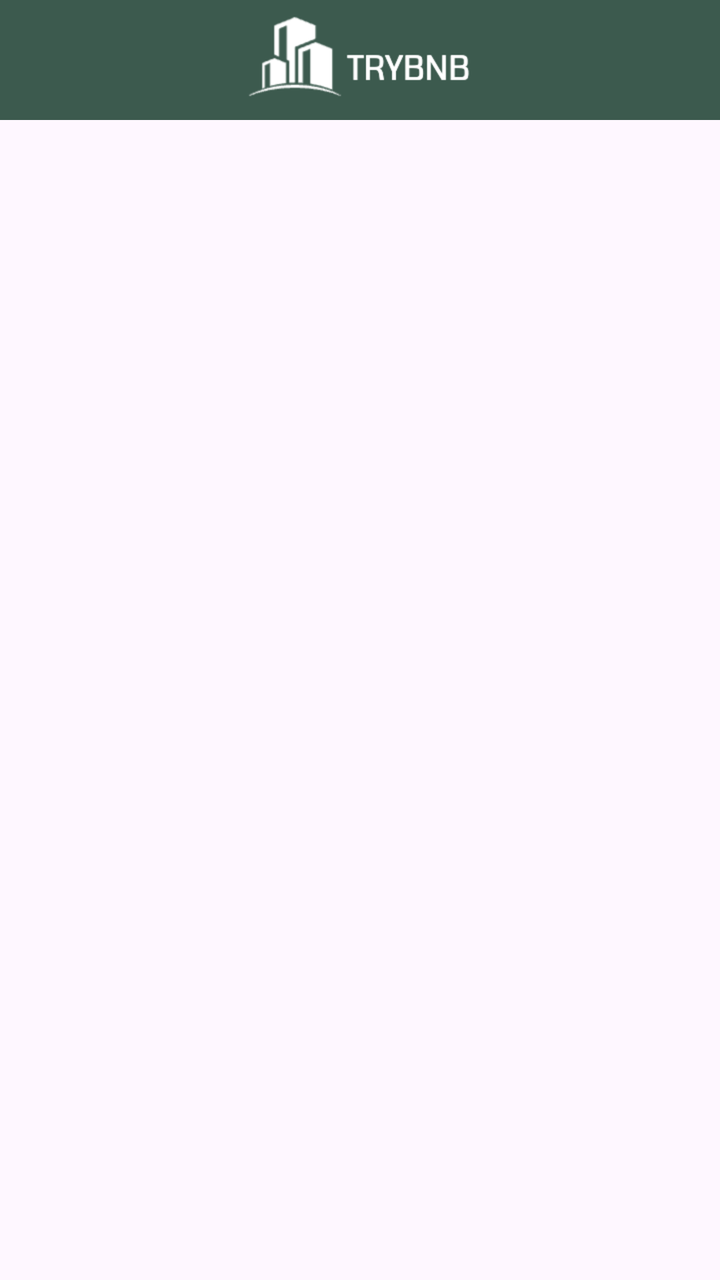
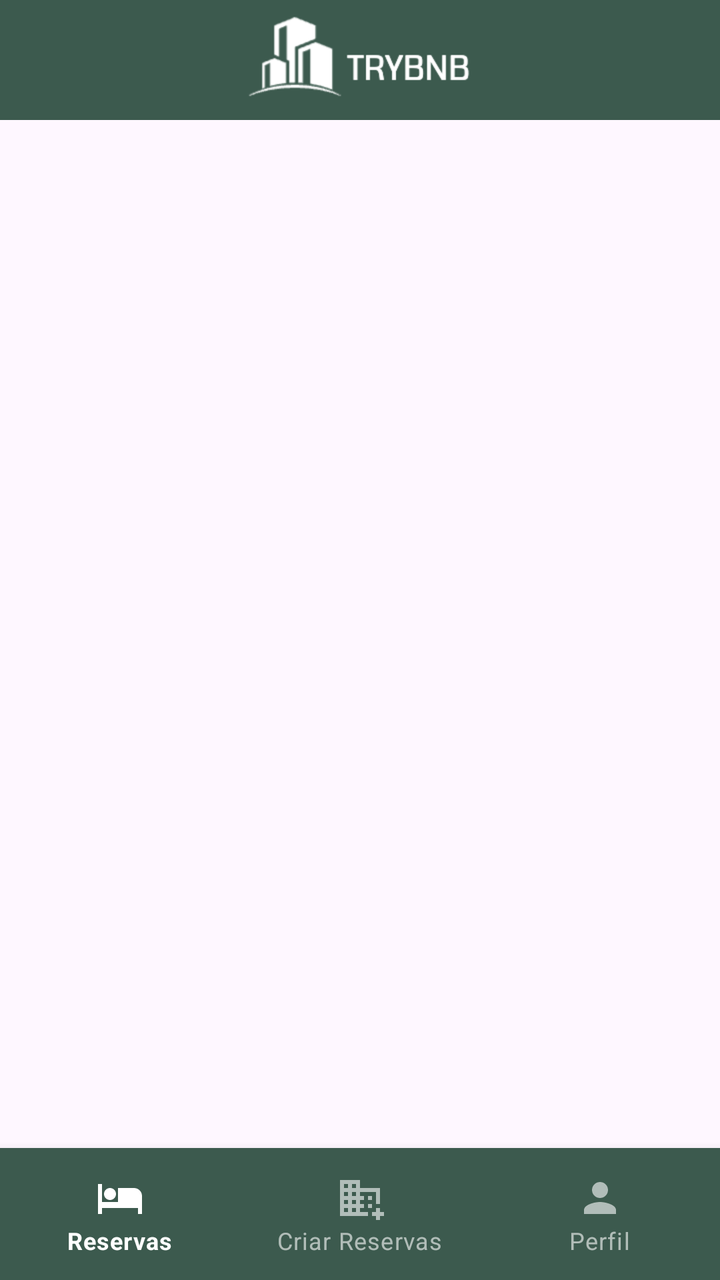

An Android layout rendered at two revisions. The XML below is the earlier revision; the diff shows what the commit changed to produce the second picture.
<!-- AndroidManifest.xml: application theme Theme.Trybnb -->
<!-- res/layout/activity_main.xml -->
<?xml version="1.0" encoding="utf-8"?>
<LinearLayout xmlns:android="http://schemas.android.com/apk/res/android"
    xmlns:app="http://schemas.android.com/apk/res-auto"
    android:id="@+id/main_container"
    android:layout_width="match_parent"
    android:layout_height="match_parent"
    android:orientation="vertical">

    <androidx.constraintlayout.widget.ConstraintLayout
        android:id="@+id/navigation_bar_container"
        android:layout_width="match_parent"
        android:layout_height="60dp"
        android:background="@color/navigation">

        <ImageView
            android:id="@+id/logo_main_activity"
            android:layout_width="match_parent"
            android:layout_height="wrap_content"
            android:adjustViewBounds="true"
            android:src="@drawable/logo"
            app:layout_constraintTop_toTopOf="parent"
            app:layout_constraintBottom_toBottomOf="parent"
            app:layout_constraintStart_toStartOf="parent"
            app:layout_constraintEnd_toEndOf="parent" />

    </androidx.constraintlayout.widget.ConstraintLayout>

</LinearLayout>
<!-- resources referenced by this layout -->
<resources>
  <color name="navigation">#3C5A4E</color>
  <!-- drawable logo: png bitmap (drawable, 5802 bytes) -->
  <style name="Theme.Trybnb" parent="Base.Theme.Trybnb" />
  <style name="Base.Theme.Trybnb" parent="Theme.Material3.DayNight.NoActionBar">
          
          <item name="bottomNavigationStyle">@style/Widget.MaterialComponents.BottomNavigationView.Colored</item>
          <item name="colorPrimary">@color/navigation</item>
          <item name="colorOnPrimary">@color/white</item>
      </style>
  <color name="white">#FFFFFFFF</color>
</resources>

<!-- the commit's change to res/layout/activity_main.xml (unified diff, before → after) -->
@@ -25,4 +25,20 @@
 
     </androidx.constraintlayout.widget.ConstraintLayout>
 
+    <androidx.fragment.app.FragmentContainerView
+        android:id="@+id/main_fragment_container"
+        android:layout_width="match_parent"
+        android:layout_height="0dp"
+        android:layout_weight="1"
+        android:orientation="vertical" />
+
+    <com.google.android.material.bottomnavigation.BottomNavigationView
+        android:id="@+id/navigation_bottom_view"
+        android:layout_width="match_parent"
+        android:layout_height="wrap_content"
+        android:paddingTop="5dp"
+        android:paddingBottom="5dp"
+        app:labelVisibilityMode="labeled"
+        app:menu="@menu/bottom_navigation_menu" />
+
 </LinearLayout>
